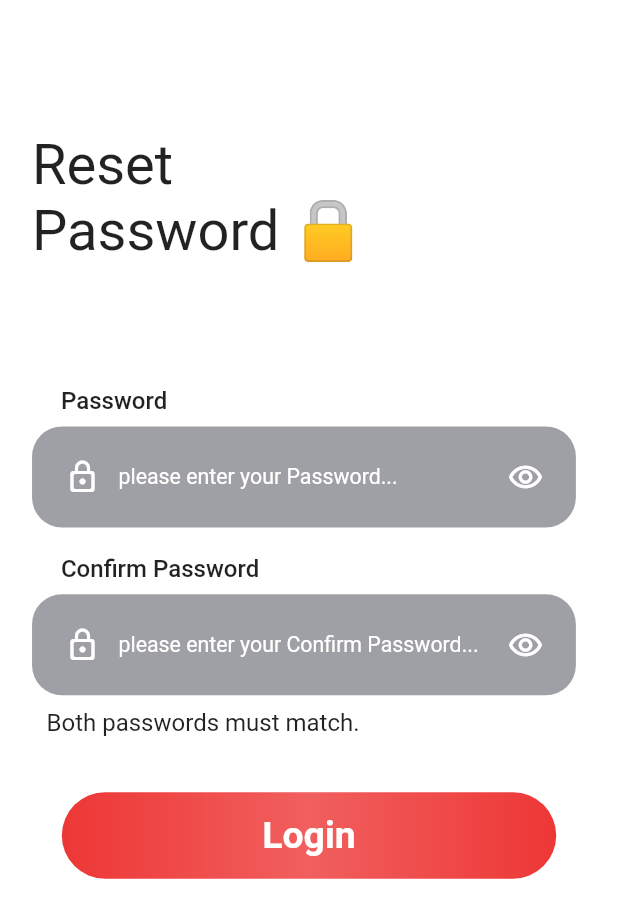
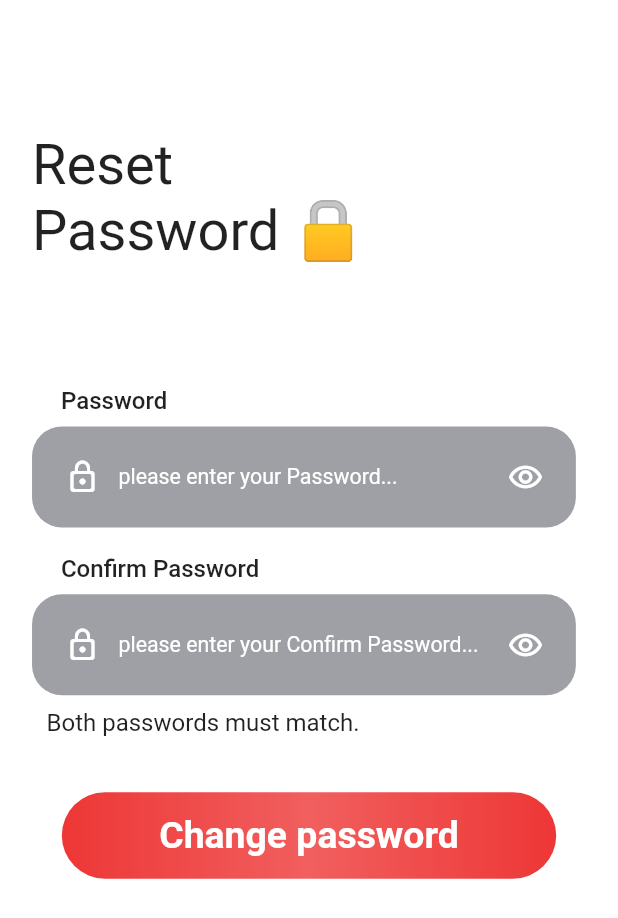
Before and after one commit to fawezz/unimate-front, a Flutter app: the ChangePwd screen opened by its route, on a phone screen of 412 x 824 dp. Shown: the top 918 px of the screen. Run offline on Flutter 3.47's test engine with Material 2 defaults, Android fonts, the phone set to English and light mode, and no system bars; our stand-ins replace flutter_easyloading, flutter_screenutil, get, hexcolor, rflutter_alert and 1 more; missing offline and left inert: dart:ffi; accounts and stored records are empty.

Commit message:
Compare password ✔️

```diff
--- a/lib/controllers/ForgetPwdController.dart
+++ b/lib/controllers/ForgetPwdController.dart
@@ -159,6 +159,12 @@ class ForgetPwd extends GetxController {
           }
           break;
       }
+    } else {
+      Alert(
+              context: Get.context!,
+              title: "Failure ⚠️",
+              desc: "Password doest confirm")
+          .show();
     }
   }
 
--- a/lib/views/ForgetPwdChangeItView.dart
+++ b/lib/views/ForgetPwdChangeItView.dart
@@ -53,7 +53,7 @@ Password 🔒''',
             ),
             0.05.sh.verticalSpace,
             RedButton(
-                text: "Login",
+                text: "Change password",
                 function: () {
                   controller.changePwd();
                 }),
```
